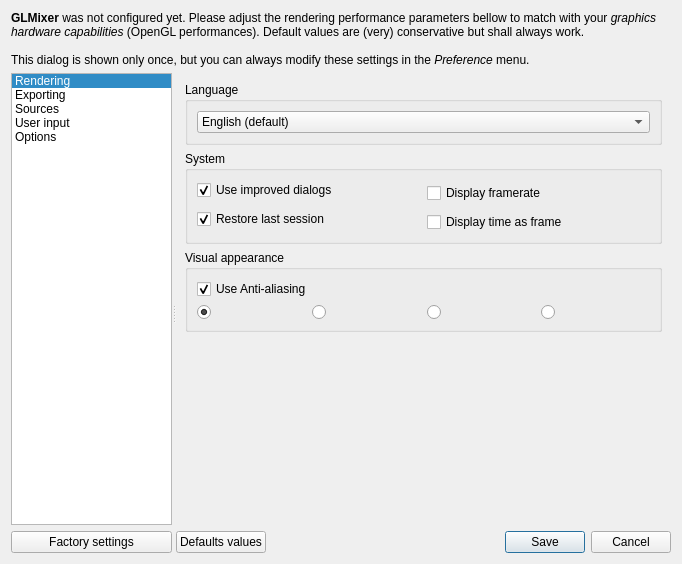
Old version of the form src/UserPreferencesDialog.ui in the repository markus-wa/glmixer-mirror.
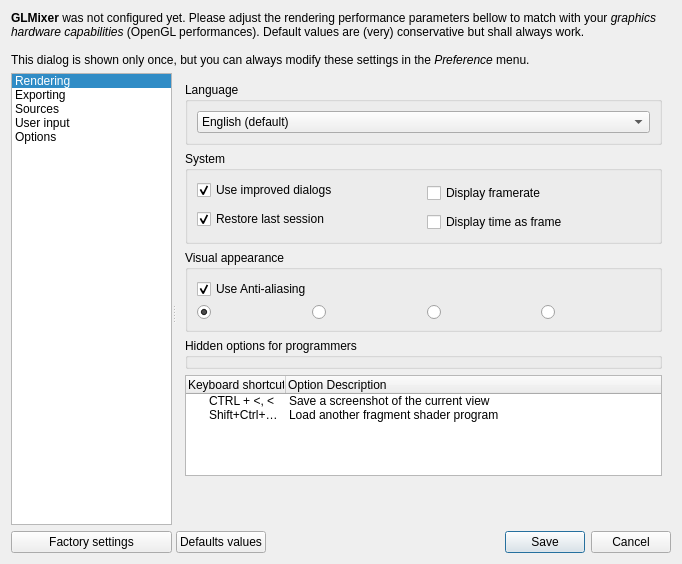
New version of the form. The open tabs and pages were chosen to show the change. Icons and pictures are not drawn. Custom widgets are drawn as their Qt base class.

Diff of the .ui file:
```diff
--- a/src/UserPreferencesDialog.ui
+++ b/src/UserPreferencesDialog.ui
@@ -1386,6 +1386,49 @@
              </layout>
             </widget>
            </item>
+           <item>
+            <widget class="QGroupBox" name="groupBox_5">
+             <property name="title">
+              <string>Hidden options for programmers</string>
+             </property>
+            </widget>
+           </item>
+           <item>
+            <widget class="QTreeWidget" name="treeWidget">
+             <column>
+              <property name="text">
+               <string>Keyboard shortcut</string>
+              </property>
+             </column>
+             <column>
+              <property name="text">
+               <string>Option Description</string>
+              </property>
+             </column>
+             <item>
+              <property name="text">
+               <string>CTRL + &lt;, &lt;</string>
+              </property>
+              <property name="text">
+               <string>Save a screenshot of the current view</string>
+              </property>
+              <property name="flags">
+               <set>ItemIsEnabled</set>
+              </property>
+             </item>
+             <item>
+              <property name="text">
+               <string>Shift+Ctrl+G,F</string>
+              </property>
+              <property name="text">
+               <string>Load another fragment shader program</string>
+              </property>
+              <property name="flags">
+               <set>ItemIsEnabled</set>
+              </property>
+             </item>
+            </widget>
+           </item>
            <item>
             <spacer name="verticalSpacer">
              <property name="orientation">
```
